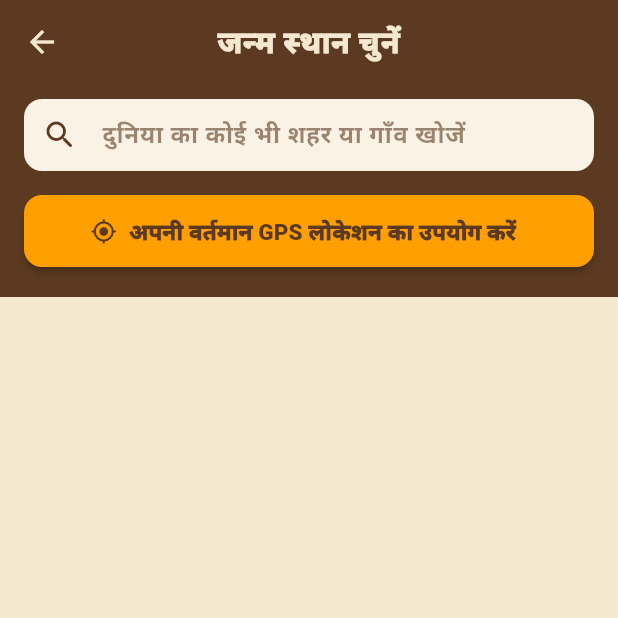
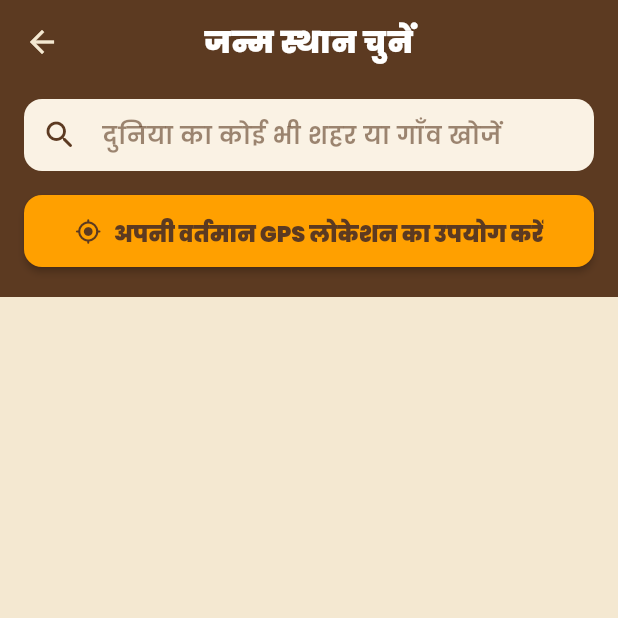
Before and after one commit to shastrimanish-debug/shakti-panchang, a Flutter app: the screen it shows after launch, after a tap on the "chevron right" icon, after a tap on the "chevron left" icon, after a tap on the "place" icon, on a phone screen of 412 x 824 dp, the top half of it. Run offline on Flutter 3.47's test engine with Material 3 defaults, Android fonts, the phone set to English and light mode, and no system bars; our stand-ins replace audioplayers, flutter_local_notifications, flutter_tts, geolocator, google_fonts, in_app_purchase and 7 more; missing offline and left inert: dart:ffi, dart:js_interop, page_flip; accounts and stored records are empty; statements that could not run were skipped.

Commit message:
fix: audit v1.3.4 — theme/locale live update, rashifal setState safety, numerology dispose, book chapters

```diff
--- a/lib/main.dart
+++ b/lib/main.dart
@@ -1,40 +1,54 @@
 import 'dart:async';
 import 'package:flutter/material.dart';
+import 'package:flutter_localizations/flutter_localizations.dart';
 import 'package:intl/date_symbol_data_local.dart' as intl;
 import 'screens/book_home_screen.dart';
 import 'config/app_config.dart';
+import 'utils/app_theme.dart';
 import 'services/reminder_service.dart';
 import 'services/premium_billing_service.dart';
 import 'services/license_service.dart';
+import 'services/app_settings.dart';
 
 Future<void> main() async {
   WidgetsFlutterBinding.ensureInitialized();
   await intl.initializeDateFormatting('hi_IN');
+  await intl.initializeDateFormatting('en_US');
+  await intl.initializeDateFormatting('gu_IN');
+  await AppSettings.instance.load();
   runApp(const ShaktiPanchangApp());
   unawaited(ReminderService.instance.init());
   unawaited(LicenseService.instance.init());
   unawaited(PremiumBillingService.instance.init());
 }
 
-class ShaktiPanchangApp extends StatelessWidget {
+class ShaktiPanchangApp extends StatefulWidget {
   const ShaktiPanchangApp({super.key});
+  @override
+  State<ShaktiPanchangApp> createState() => _ShaktiPanchangAppState();
+}
 
+class _ShaktiPanchangAppState extends State<ShaktiPanchangApp> {
   @override
   Widget build(BuildContext context) {
-    return MaterialApp(
+    return ListenableBuilder(
+      listenable: AppSettings.instance,
+      builder: (context, _) => MaterialApp(
       title: AppConfig.appName,
       debugShowCheckedModeBanner: false,
-      theme: ThemeData(
-        useMaterial3: true,
-        colorSchemeSeed: const Color(0xFFB56A00),
-        scaffoldBackgroundColor: const Color(0xFFFFFBF4),
-        cardTheme: const CardThemeData(
-          elevation: 0,
-          margin: EdgeInsets.zero,
-          color: Colors.white,
-        ),
-      ),
+      theme: AppTheme.lightTheme,
+      darkTheme: AppTheme.darkTheme,
+      themeMode: AppSettings.instance.themeMode,
+      localizationsDelegates: const [
+        GlobalMaterialLocalizations.delegate,
+        GlobalWidgetsLocalizations.delegate,
+        GlobalCupertinoLocalizations.delegate,
+      ],
+      supportedLocales: const [Locale('hi', 'IN'), Locale('en', 'US'), Locale('gu', 'IN')],
+      locale: AppSettings.instance.locale,
       home: const BookHomeScreen(),
+      onGenerateRoute: (settings) => null,
+    ),
     );
   }
 }
--- /dev/null
+++ b/lib/services/app_settings.dart
@@ -0,0 +1,46 @@
+import 'package:flutter/material.dart';
+import 'package:shared_preferences/shared_preferences.dart';
+
+class AppSettings extends ChangeNotifier {
+  AppSettings._();
+  static final instance = AppSettings._();
+
+  static const _localeKey = 'app_locale';
+  static const _themeKey = 'app_theme_mode';
+
+  Locale _locale = const Locale('hi', 'IN');
+  ThemeMode _themeMode = ThemeMode.light;
+
+  Locale get locale => _locale;
+  ThemeMode get themeMode => _themeMode;
+
+  Future<void> load() async {
+    final p = await SharedPreferences.getInstance();
+    final code = p.getString(_localeKey);
+    if (code == 'en') _locale = const Locale('en', 'US');
+    if (code == 'gu') _locale = const Locale('gu', 'IN');
+    final theme = p.getString(_themeKey);
+    if (theme == 'dark') _themeMode = ThemeMode.dark;
+    if (theme == 'light') _themeMode = ThemeMode.light;
+    if (theme == 'system') _themeMode = ThemeMode.system;
+    notifyListeners();
+  }
+
+  Future<void> setLocale(Locale locale) async {
+    _locale = locale;
+    final p = await SharedPreferences.getInstance();
+    await p.setString(_localeKey, locale.languageCode);
+    notifyListeners();
+  }
+
+  Future<void> setThemeMode(ThemeMode mode) async {
+    _themeMode = mode;
+    final p = await SharedPreferences.getInstance();
+    await p.setString(_themeKey, switch (mode) {
+      ThemeMode.dark => 'dark',
+      ThemeMode.system => 'system',
+      ThemeMode.light => 'light',
+    });
+    notifyListeners();
+  }
+}
```
Also changed, not shown: 2 other files.
